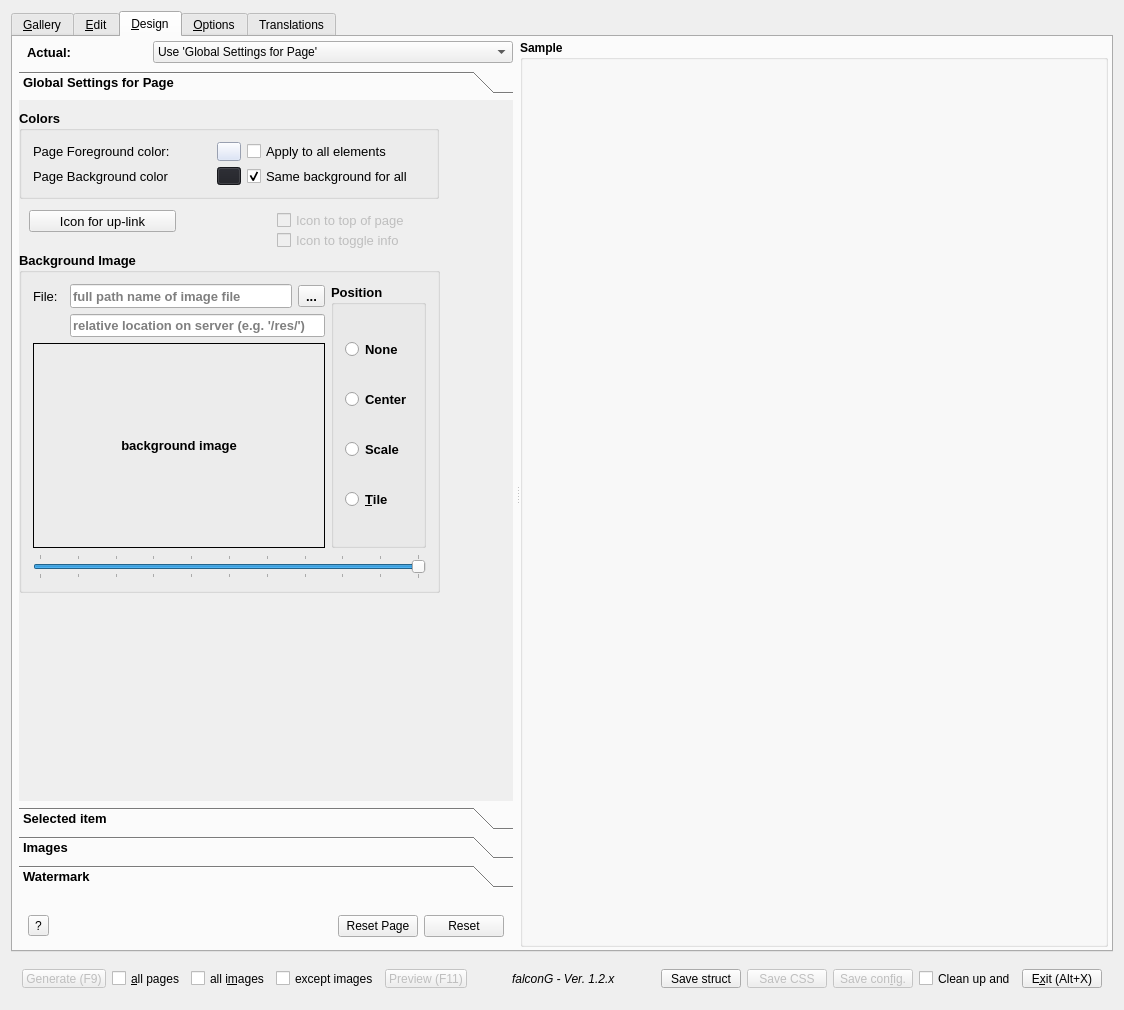
This is src/falcong.ui in solyoma/falconG as Qt 5 draws it before an edit. The edited form follows.
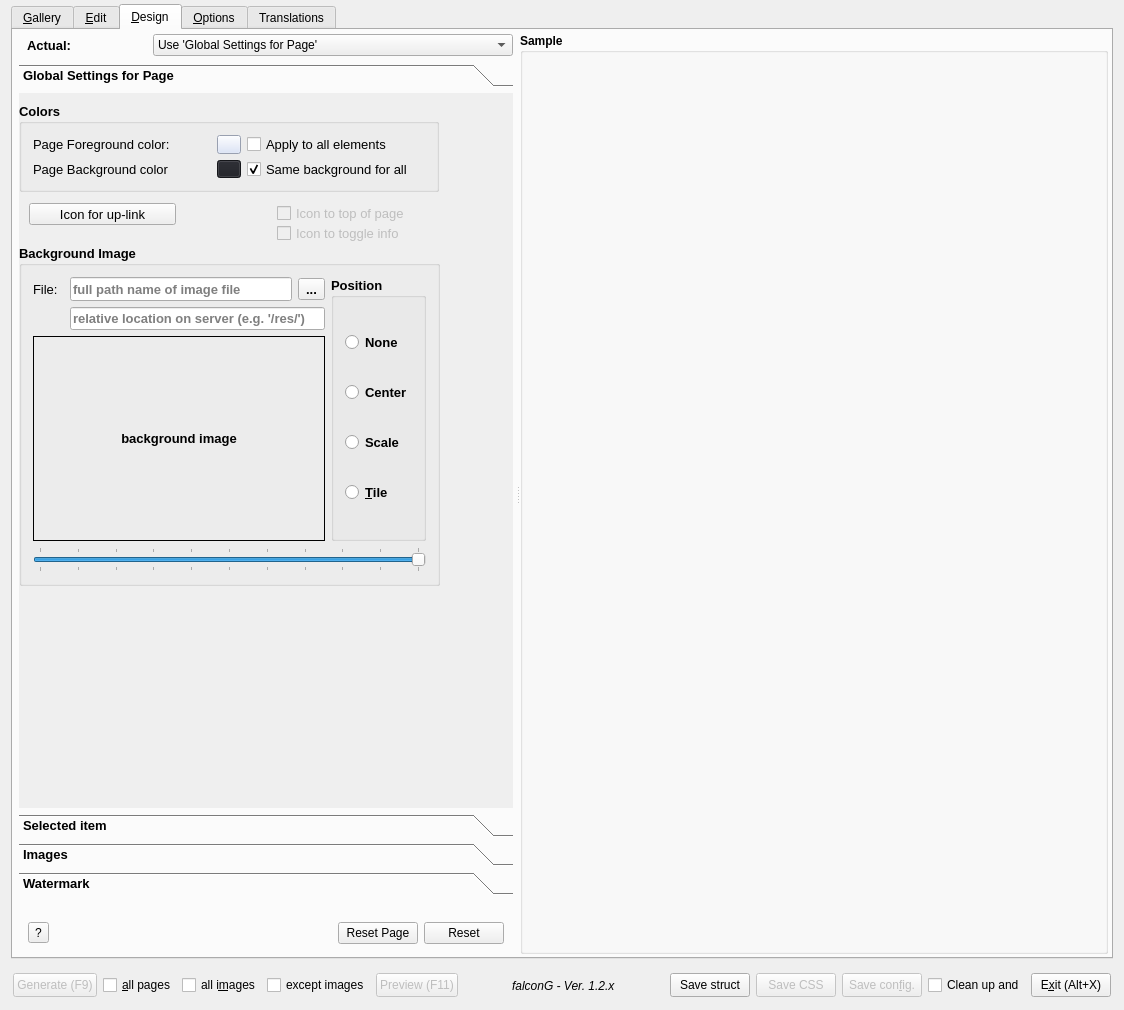
This is the edited form. The open tabs and pages were chosen to show the change. Icons and pictures are not drawn. Custom widgets are drawn as their Qt base class.

```diff
--- a/src/falcong.ui
+++ b/src/falcong.ui
@@ -51,6 +51,12 @@
     </size>
    </property>
    <layout class="QVBoxLayout" name="verticalLayout_25">
+    <property name="topMargin">
+     <number>4</number>
+    </property>
+    <property name="bottomMargin">
+     <number>4</number>
+    </property>
     <item>
      <widget class="QTabWidget" name="tabFalconG">
       <property name="minimumSize">
@@ -2732,7 +2738,7 @@
                          <x>0</x>
                          <y>0</y>
                          <width>492</width>
-                         <height>697</height>
+                         <height>707</height>
                         </rect>
                        </property>
                        <property name="sizePolicy">
@@ -8307,11 +8313,32 @@
        </size>
       </property>
       <layout class="QHBoxLayout" name="horizontalLayout_5">
+       <property name="sizeConstraint">
+        <enum>QLayout::SetNoConstraint</enum>
+       </property>
+       <property name="leftMargin">
+        <number>2</number>
+       </property>
+       <property name="topMargin">
+        <number>2</number>
+       </property>
+       <property name="rightMargin">
+        <number>2</number>
+       </property>
+       <property name="bottomMargin">
+        <number>2</number>
+       </property>
        <item>
         <widget class="QPushButton" name="btnGenerate">
          <property name="enabled">
           <bool>false</bool>
          </property>
+         <property name="minimumSize">
+          <size>
+           <width>0</width>
+           <height>24</height>
+          </size>
+         </property>
          <property name="text">
           <string>Generate (F9)</string>
          </property>
@@ -8355,6 +8382,12 @@
          <property name="enabled">
           <bool>false</bool>
          </property>
+         <property name="minimumSize">
+          <size>
+           <width>0</width>
+           <height>24</height>
+          </size>
+         </property>
          <property name="text">
           <string>Preview (F11)</string>
          </property>
@@ -8404,6 +8437,12 @@
        </item>
        <item>
         <widget class="QPushButton" name="btnSaveStruct">
+         <property name="minimumSize">
+          <size>
+           <width>0</width>
+           <height>24</height>
+          </size>
+         </property>
          <property name="toolTip">
           <string>Save struct file (Debug only)</string>
          </property>
@@ -8417,6 +8456,12 @@
          <property name="enabled">
           <bool>false</bool>
          </property>
+         <property name="minimumSize">
+          <size>
+           <width>0</width>
+           <height>24</height>
+          </size>
+         </property>
          <property name="text">
           <string>Save CSS</string>
          </property>
@@ -8427,6 +8472,12 @@
          <property name="enabled">
           <bool>false</bool>
          </property>
+         <property name="minimumSize">
+          <size>
+           <width>0</width>
+           <height>24</height>
+          </size>
+         </property>
          <property name="text">
           <string>Save con&amp;fig.</string>
          </property>
@@ -8447,6 +8498,12 @@
        </item>
        <item>
         <widget class="QPushButton" name="btnExit">
+         <property name="minimumSize">
+          <size>
+           <width>0</width>
+           <height>24</height>
+          </size>
+         </property>
          <property name="text">
           <string>E&amp;xit (Alt+X)</string>
          </property>
```
